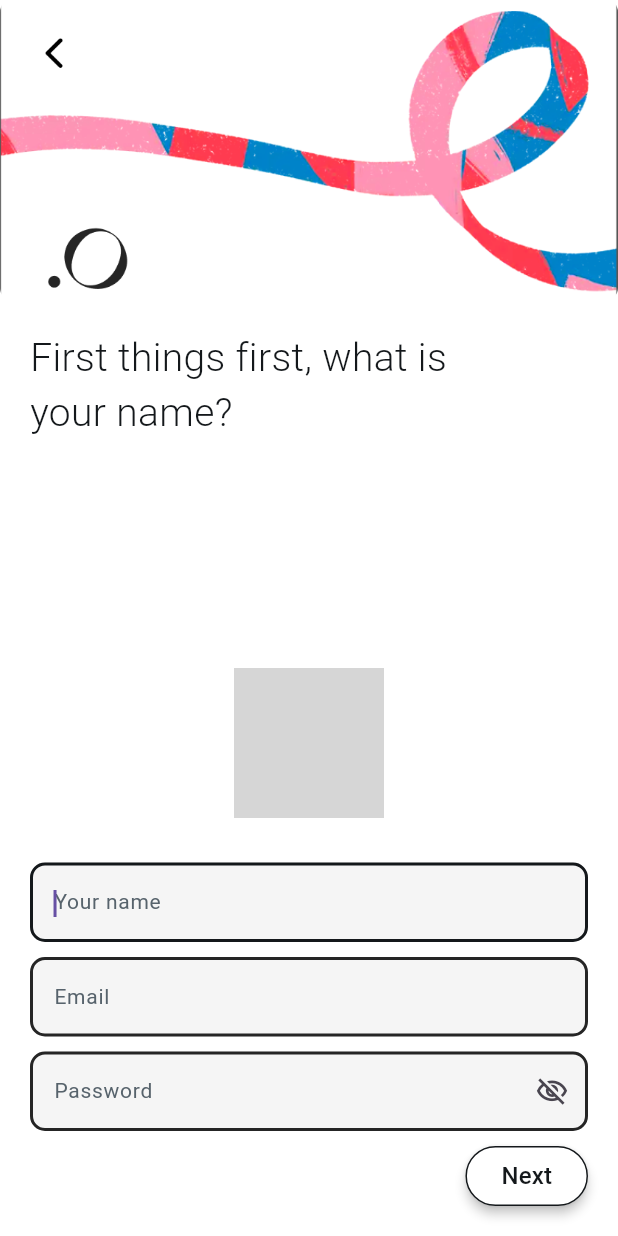
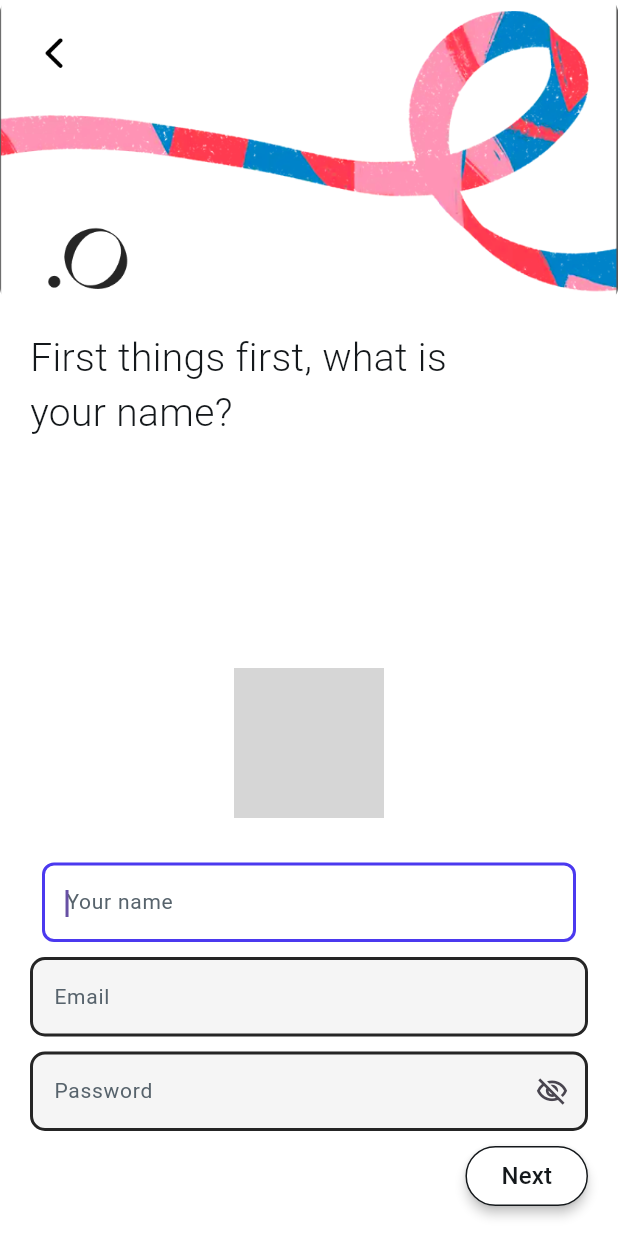
Before and after one commit to justantit/oskn, a Flutter app: the Step1Widget screen opened by its route, after a tap on "OK", on a phone screen of 412 x 824 dp. Run offline on Flutter 3.47's test engine with Material 3 defaults, Android fonts, the phone set to English and light mode, and no system bars; drawn by our look-alikes of auto_size_text; our stand-ins replace animated_text_kit, carousel_slider, cloud_firestore, file_picker, firebase_auth, firebase_core and 14 more; missing offline and left inert: google_places_autocomplete_text_field, json_path, mime_type; accounts and stored records are empty; network calls fail; Roboto replaces fonts that are missing (Readex Pro); grey boxes are pictures that could not be loaded.

Commit message:
Updating to latest FlutterFlow output.

```diff
--- a/lib/custom_code/widgets/googleplacesautocomplete.dart
+++ b/lib/custom_code/widgets/googleplacesautocomplete.dart
@@ -36,18 +36,16 @@ class _GoogleplacesautocompleteState extends State<Googleplacesautocomplete> {
         googleAPIKey: "AIzaSyBFeB_L5Ak7z-K33rBd44zLiBcp166XhEU",
         debounceTime: 400, // defaults to 600 ms,
         countries: [
-          "de"
+          "cr"
         ], // optional, by default the list is empty (no restrictions)
-        isLatLngRequired:
-            true, // if you require the coordinates from the place details
         getPlaceDetailWithLatLng: (prediction) {
           // this method will return latlng with place detail
           print("placeDetails " + prediction.lng.toString());
         }, // this callback is called when isLatLngRequired is true
         itmClick: (prediction) {
           controller.text = prediction.description.toString();
-          controller.selection =
-              TextSelection.fromPosition(TextPosition(offset: 10));
+          controller.selection = TextSelection.fromPosition(
+              TextPosition(offset: prediction.description.toString().length));
         },
       ),
     );
--- a/lib/pages/register/step2/step2_widget.dart
+++ b/lib/pages/register/step2/step2_widget.dart
@@ -183,49 +183,57 @@ class _Step2WidgetState extends State<Step2Widget> {
                         ),
                       ),
                     ),
-                    TextFormField(
+                    Padding(
+                      padding:
+                          const EdgeInsetsDirectional.fromSTEB(8.0, 0.0, 8.0, 0.0),
+                      child: TextFormField(
                         controller: _model.tFNameController,
                         focusNode: _model.tFNameFocusNode,
                         autofocus: true,
                         obscureText: false,
                         decoration: InputDecoration(
-                        labelStyle: FlutterFlowTheme.of(context).labelMedium,
+                          labelStyle: FlutterFlowTheme.of(context)
+                              .labelMedium
+                              .override(
+                                fontFamily: 'Readex Pro',
+                                color: FlutterFlowTheme.of(context).primaryText,
+                                fontWeight: FontWeight.w300,
+                              ),
                           hintText: 'Your name',
                           hintStyle: FlutterFlowTheme.of(context).labelMedium,
                           enabledBorder: OutlineInputBorder(
-                          borderSide: const BorderSide(
-                            color: Color(0xFF252525),
+                            borderSide: BorderSide(
+                              color: FlutterFlowTheme.of(context).tertiary,
                               width: 2.0,
                             ),
-                          borderRadius: BorderRadius.circular(10.0),
+                            borderRadius: BorderRadius.circular(8.0),
                           ),
                           focusedBorder: OutlineInputBorder(
                             borderSide: BorderSide(
-                            color: FlutterFlowTheme.of(context).primaryText,
+                              color: FlutterFlowTheme.of(context).primary,
                               width: 2.0,
                             ),
-                          borderRadius: BorderRadius.circular(10.0),
+                            borderRadius: BorderRadius.circular(8.0),
                           ),
                           errorBorder: OutlineInputBorder(
                             borderSide: BorderSide(
                               color: FlutterFlowTheme.of(context).error,
                               width: 2.0,
                             ),
-                          borderRadius: BorderRadius.circular(10.0),
+                            borderRadius: BorderRadius.circular(8.0),
                           ),
                           focusedErrorBorder: OutlineInputBorder(
                             borderSide: BorderSide(
                               color: FlutterFlowTheme.of(context).error,
                               width: 2.0,
                             ),
-                          borderRadius: BorderRadius.circular(10.0),
+                            borderRadius: BorderRadius.circular(8.0),
                           ),
-                        filled: true,
-                        fillColor: const Color(0xFFF5F5F5),
                         ),
                         style: FlutterFlowTheme.of(context).bodyMedium,
-                      validator:
-                          _model.tFNameControllerValidator.asValidator(context),
+                        validator: _model.tFNameControllerValidator
+                            .asValidator(context),
+                      ),
                     ),
                     Padding(
                       padding:
```
Lines whose indentation alone changed are shown as unchanged.
